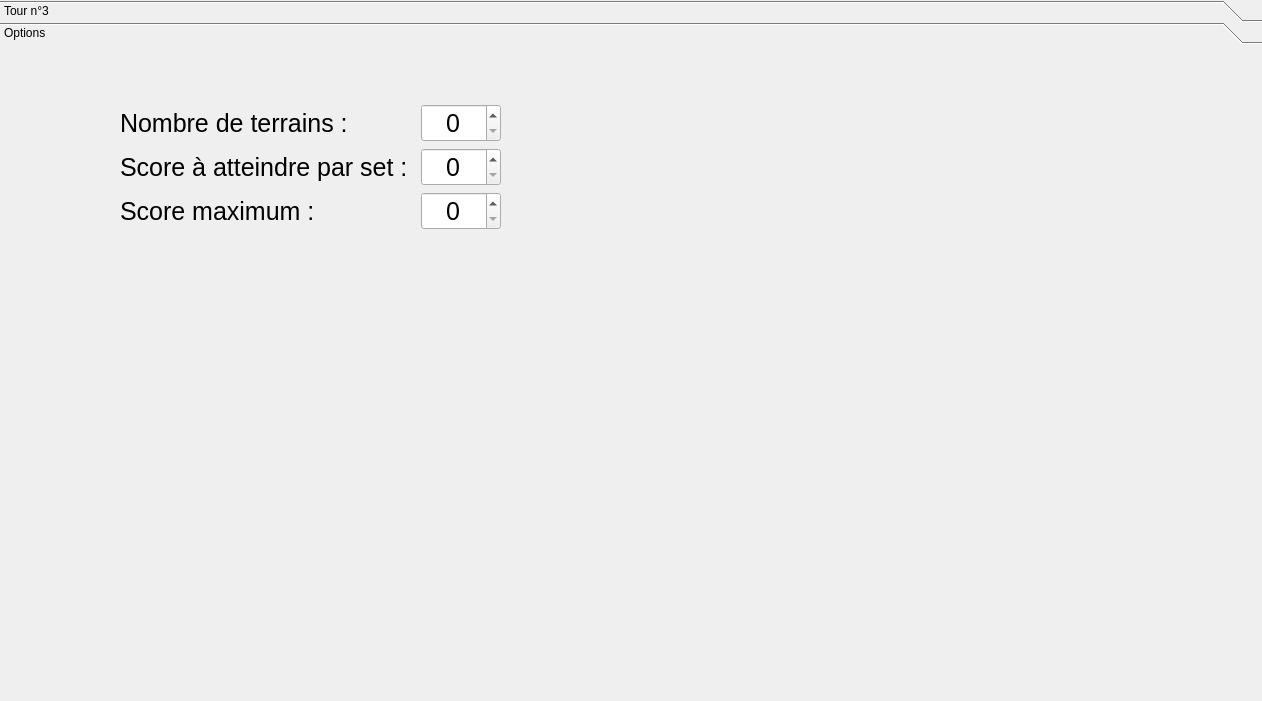
Old version of the form ui/RoundWidget.ui in the repository dsarrut/badminapp.
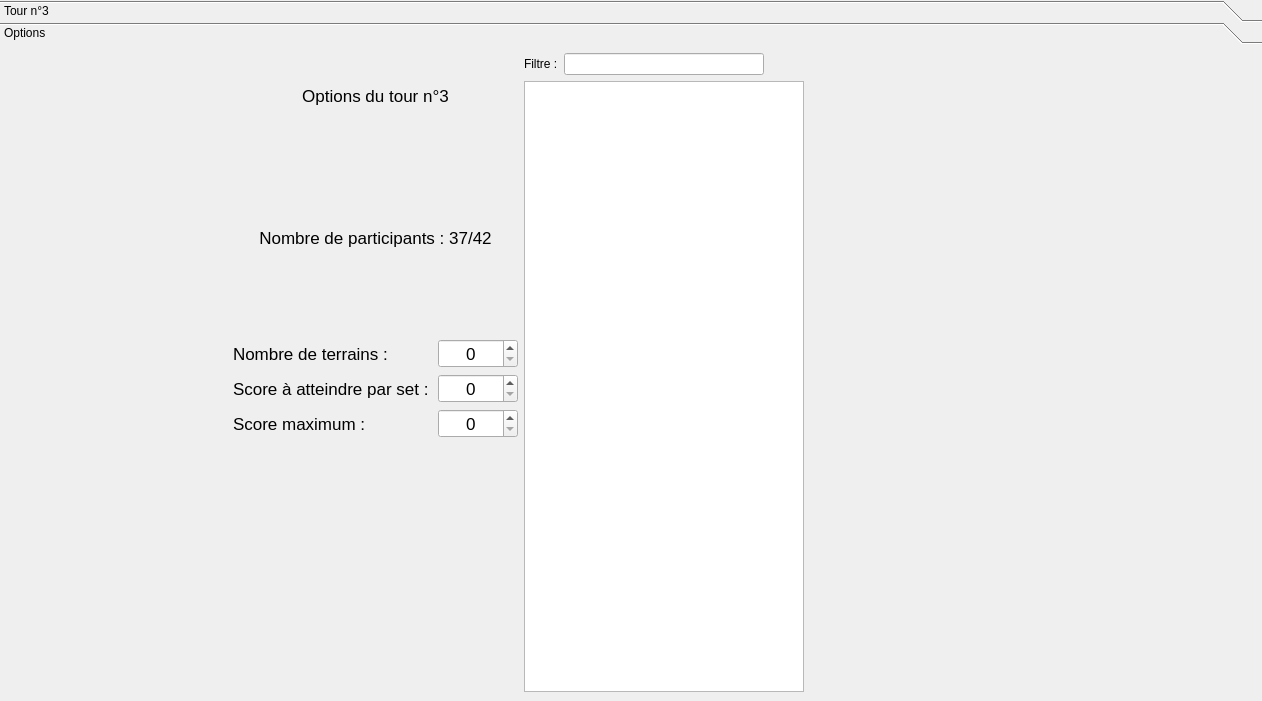
New version of the form. The open tabs and pages were chosen to show the change. Icons and pictures are not drawn.

Commit message: selected players list

```diff
--- a/ui/RoundWidget.ui
+++ b/ui/RoundWidget.ui
@@ -240,15 +240,23 @@
       <attribute name="label">
        <string>Options</string>
       </attribute>
-      <widget class="QWidget" name="layoutWidget">
-       <property name="geometry">
-        <rect>
-         <x>120</x>
-         <y>60</y>
-         <width>381</width>
-         <height>128</height>
-        </rect>
-       </property>
+      <layout class="QGridLayout" name="gridLayout_3">
+       <item row="0" column="0">
+        <spacer name="horizontalSpacer_8">
+         <property name="orientation">
+          <enum>Qt::Horizontal</enum>
+         </property>
+         <property name="sizeHint" stdset="0">
+          <size>
+           <width>40</width>
+           <height>20</height>
+          </size>
+         </property>
+        </spacer>
+       </item>
+       <item row="0" column="1">
+        <layout class="QGridLayout" name="gridLayout">
+         <item row="4" column="0" colspan="3">
        <layout class="QVBoxLayout" name="verticalLayout_2">
         <item>
          <layout class="QHBoxLayout" name="horizontalLayout_2">
@@ -256,7 +264,7 @@
            <widget class="QLabel" name="label_2">
             <property name="font">
              <font>
-              <pointsize>19</pointsize>
+                 <pointsize>13</pointsize>
              </font>
             </property>
             <property name="text">
@@ -280,7 +288,7 @@
             </property>
             <property name="font">
              <font>
-              <pointsize>19</pointsize>
+                 <pointsize>13</pointsize>
              </font>
             </property>
             <property name="alignment">
@@ -296,7 +304,7 @@
            <widget class="QLabel" name="label_3">
             <property name="font">
              <font>
-              <pointsize>19</pointsize>
+                 <pointsize>13</pointsize>
              </font>
             </property>
             <property name="text">
@@ -320,7 +328,7 @@
             </property>
             <property name="font">
              <font>
-              <pointsize>19</pointsize>
+                 <pointsize>13</pointsize>
              </font>
             </property>
             <property name="alignment">
@@ -336,7 +344,7 @@
            <widget class="QLabel" name="label_7">
             <property name="font">
              <font>
-              <pointsize>19</pointsize>
+                 <pointsize>13</pointsize>
              </font>
             </property>
             <property name="text">
@@ -360,7 +368,7 @@
             </property>
             <property name="font">
              <font>
-              <pointsize>19</pointsize>
+                 <pointsize>13</pointsize>
              </font>
             </property>
             <property name="alignment">
@@ -371,7 +379,211 @@
          </layout>
         </item>
        </layout>
-      </widget>
+         </item>
+         <item row="6" column="2">
+          <spacer name="verticalSpacer_5">
+           <property name="orientation">
+            <enum>Qt::Vertical</enum>
+           </property>
+           <property name="sizeHint" stdset="0">
+            <size>
+             <width>20</width>
+             <height>40</height>
+            </size>
+           </property>
+          </spacer>
+         </item>
+         <item row="0" column="2">
+          <spacer name="verticalSpacer">
+           <property name="orientation">
+            <enum>Qt::Vertical</enum>
+           </property>
+           <property name="sizeHint" stdset="0">
+            <size>
+             <width>20</width>
+             <height>40</height>
+            </size>
+           </property>
+          </spacer>
+         </item>
+         <item row="3" column="1">
+          <spacer name="verticalSpacer_7">
+           <property name="orientation">
+            <enum>Qt::Vertical</enum>
+           </property>
+           <property name="sizeHint" stdset="0">
+            <size>
+             <width>20</width>
+             <height>40</height>
+            </size>
+           </property>
+          </spacer>
+         </item>
+         <item row="2" column="1">
+          <widget class="QLabel" name="label_players">
+           <property name="font">
+            <font>
+             <pointsize>13</pointsize>
+            </font>
+           </property>
+           <property name="text">
+            <string>Nombre de participants : 37/42</string>
+           </property>
+           <property name="alignment">
+            <set>Qt::AlignCenter</set>
+           </property>
+          </widget>
+         </item>
+         <item row="0" column="1">
+          <widget class="QLabel" name="label_options">
+           <property name="font">
+            <font>
+             <pointsize>13</pointsize>
+            </font>
+           </property>
+           <property name="text">
+            <string>Options du tour n°3</string>
+           </property>
+           <property name="alignment">
+            <set>Qt::AlignCenter</set>
+           </property>
+          </widget>
+         </item>
+         <item row="8" column="1">
+          <spacer name="verticalSpacer_6">
+           <property name="orientation">
+            <enum>Qt::Vertical</enum>
+           </property>
+           <property name="sizeHint" stdset="0">
+            <size>
+             <width>20</width>
+             <height>40</height>
+            </size>
+           </property>
+          </spacer>
+         </item>
+         <item row="7" column="2">
+          <spacer name="verticalSpacer_3">
+           <property name="orientation">
+            <enum>Qt::Vertical</enum>
+           </property>
+           <property name="sizeHint" stdset="0">
+            <size>
+             <width>20</width>
+             <height>40</height>
+            </size>
+           </property>
+          </spacer>
+         </item>
+         <item row="7" column="0">
+          <spacer name="verticalSpacer_4">
+           <property name="orientation">
+            <enum>Qt::Vertical</enum>
+           </property>
+           <property name="sizeHint" stdset="0">
+            <size>
+             <width>20</width>
+             <height>40</height>
+            </size>
+           </property>
+          </spacer>
+         </item>
+         <item row="1" column="1">
+          <spacer name="verticalSpacer_8">
+           <property name="orientation">
+            <enum>Qt::Vertical</enum>
+           </property>
+           <property name="sizeHint" stdset="0">
+            <size>
+             <width>20</width>
+             <height>40</height>
+            </size>
+           </property>
+          </spacer>
+         </item>
+        </layout>
+       </item>
+       <item row="0" column="2">
+        <layout class="QVBoxLayout" name="verticalLayout_3">
+         <item>
+          <layout class="QHBoxLayout" name="horizontalLayout_4">
+           <item>
+            <widget class="QLabel" name="label_5">
+             <property name="text">
+              <string>Filtre :</string>
+             </property>
+            </widget>
+           </item>
+           <item>
+            <widget class="QLineEdit" name="edit_filter">
+             <property name="minimumSize">
+              <size>
+               <width>200</width>
+               <height>0</height>
+              </size>
+             </property>
+             <property name="maximumSize">
+              <size>
+               <width>200</width>
+               <height>16777215</height>
+              </size>
+             </property>
+            </widget>
+           </item>
+           <item>
+            <spacer name="horizontalSpacer_5">
+             <property name="orientation">
+              <enum>Qt::Horizontal</enum>
+             </property>
+             <property name="sizeHint" stdset="0">
+              <size>
+               <width>40</width>
+               <height>20</height>
+              </size>
+             </property>
+            </spacer>
+           </item>
+          </layout>
+         </item>
+         <item>
+          <widget class="QTableView" name="table_widget">
+           <property name="selectionMode">
+            <enum>QAbstractItemView::NoSelection</enum>
+           </property>
+           <property name="selectionBehavior">
+            <enum>QAbstractItemView::SelectRows</enum>
+           </property>
+          </widget>
+         </item>
+        </layout>
+       </item>
+       <item row="0" column="4">
+        <spacer name="horizontalSpacer_7">
+         <property name="orientation">
+          <enum>Qt::Horizontal</enum>
+         </property>
+         <property name="sizeHint" stdset="0">
+          <size>
+           <width>40</width>
+           <height>20</height>
+          </size>
+         </property>
+        </spacer>
+       </item>
+       <item row="0" column="3">
+        <spacer name="horizontalSpacer_9">
+         <property name="orientation">
+          <enum>Qt::Horizontal</enum>
+         </property>
+         <property name="sizeHint" stdset="0">
+          <size>
+           <width>40</width>
+           <height>20</height>
+          </size>
+         </property>
+        </spacer>
+       </item>
+      </layout>
      </widget>
     </widget>
    </item>
```
Left out of the diff: 56 changed lines with no effect on the pictures. Lines whose indentation alone changed are shown as unchanged. The commit also changes 15 other files.
